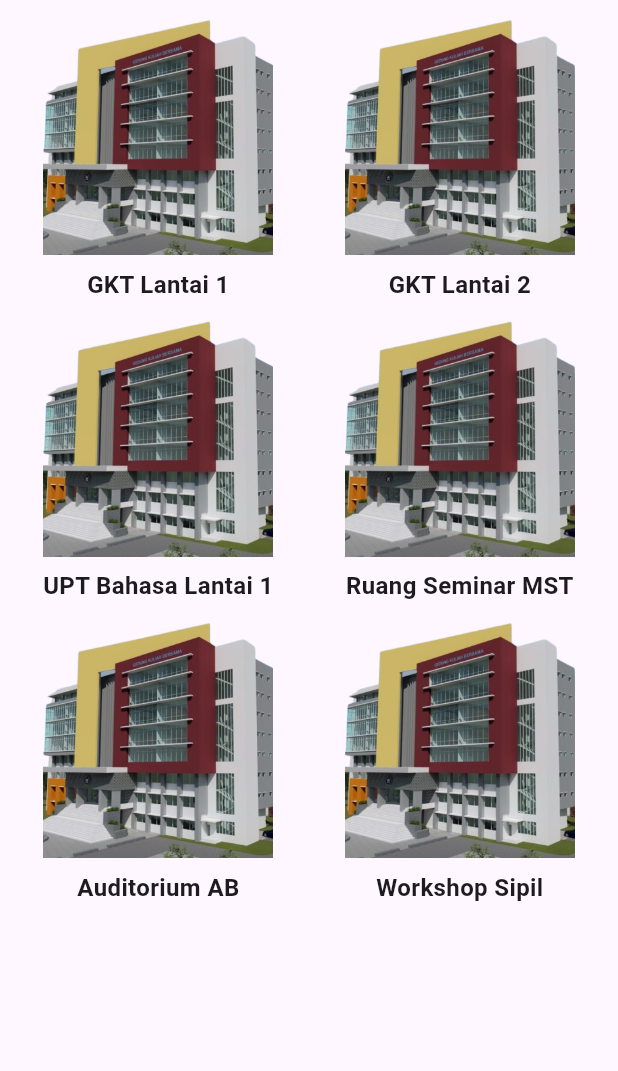
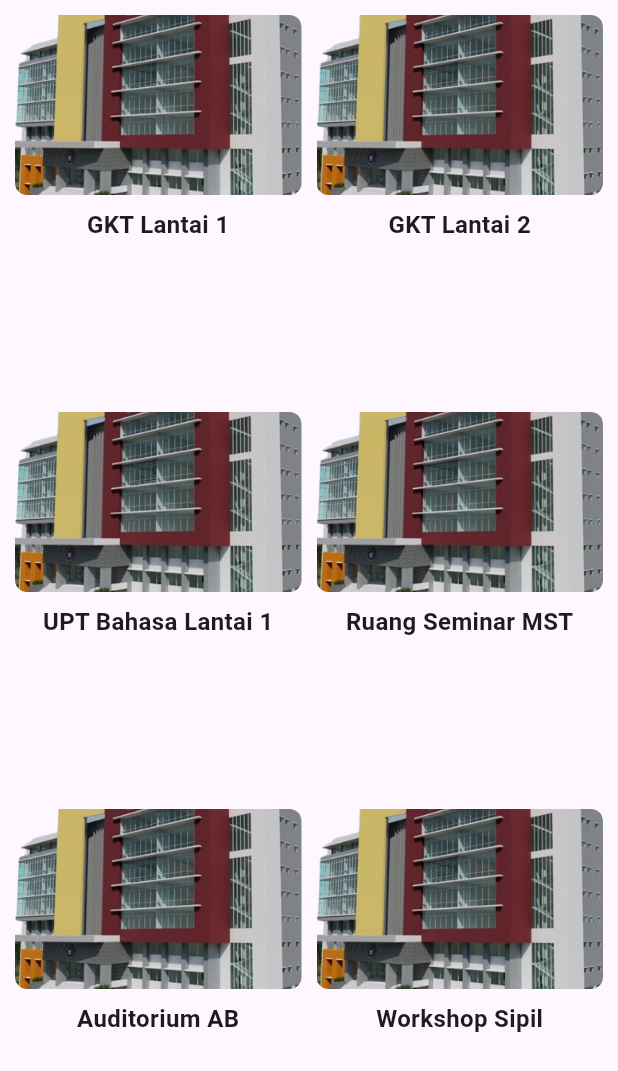
Before and after one commit to sipinjam/sipinjam, a Flutter app: the ScheduleGrid widget shown alone on an empty page, opened directly, on a phone screen of 412 x 824 dp. Shown: the top 1071 px of the screen. Run offline on Flutter 3.47's test engine with Material 3 defaults, Android fonts, the phone set to English and light mode, and no system bars; our stand-ins replace flutter_riverpod; missing offline and left inert: d_button, d_input.

Commit message:
coba 2 schedule

```diff
--- a/lib/pages/schedule.dart
+++ b/lib/pages/schedule.dart
@@ -9,25 +9,8 @@ class SchedulePage extends StatelessWidget {
       home: Scaffold(
         appBar: AppBar(
           title: Text('SCHEDULE'),
-          centerTitle: false,
         ),
         body: ScheduleGrid(),
-        bottomNavigationBar: BottomNavigationBar(
-          items: const <BottomNavigationBarItem>[
-            BottomNavigationBarItem(
-              icon: Icon(Icons.home),
-              label: '',
-            ),
-            BottomNavigationBarItem(
-              icon: Icon(Icons.schedule),
-              label: '',
-            ),
-            BottomNavigationBarItem(
-              icon: Icon(Icons.person),
-              label: '',
-            ),
-          ],
-        ),
       ),
     );
   }
@@ -49,7 +32,7 @@ class ScheduleGrid extends StatelessWidget {
       padding: EdgeInsets.all(10),
       gridDelegate: SliverGridDelegateWithFixedCrossAxisCount(
         crossAxisCount: 2, // Menampilkan dua kolom
-        childAspectRatio: 1, // Membuat gambar kotak
+        childAspectRatio: 0.75, // Menyesuaikan proporsi gambar dan teks
         crossAxisSpacing: 10, // Jarak antar kolom
         mainAxisSpacing: 10, // Jarak antar baris
       ),
@@ -57,16 +40,21 @@ class ScheduleGrid extends StatelessWidget {
       itemBuilder: (context, index) {
         return Column(
           children: [
-            Expanded(
-              child: Image.asset(
-                'assets/images/gedungkuliah-terpadu.png', // Gambar yang sama untuk semua item
-                fit: BoxFit.cover,
+            Container(
+              height: 120, // Mengatur tinggi gambar agar tidak kebesaran
+              decoration: BoxDecoration(
+                borderRadius: BorderRadius.circular(8), // Membuat sudut gambar melengkung
+                image: DecorationImage(
+                  image: AssetImage('assets/images/gedungkuliah-terpadu.png'),
+                  fit: BoxFit.cover, // Menyesuaikan gambar ke ukuran container
+                ),
               ),
             ),
             SizedBox(height: 8),
             Text(
               rooms[index],
               style: TextStyle(fontSize: 16, fontWeight: FontWeight.bold),
+              textAlign: TextAlign.center,
             ),
           ],
         );
```
